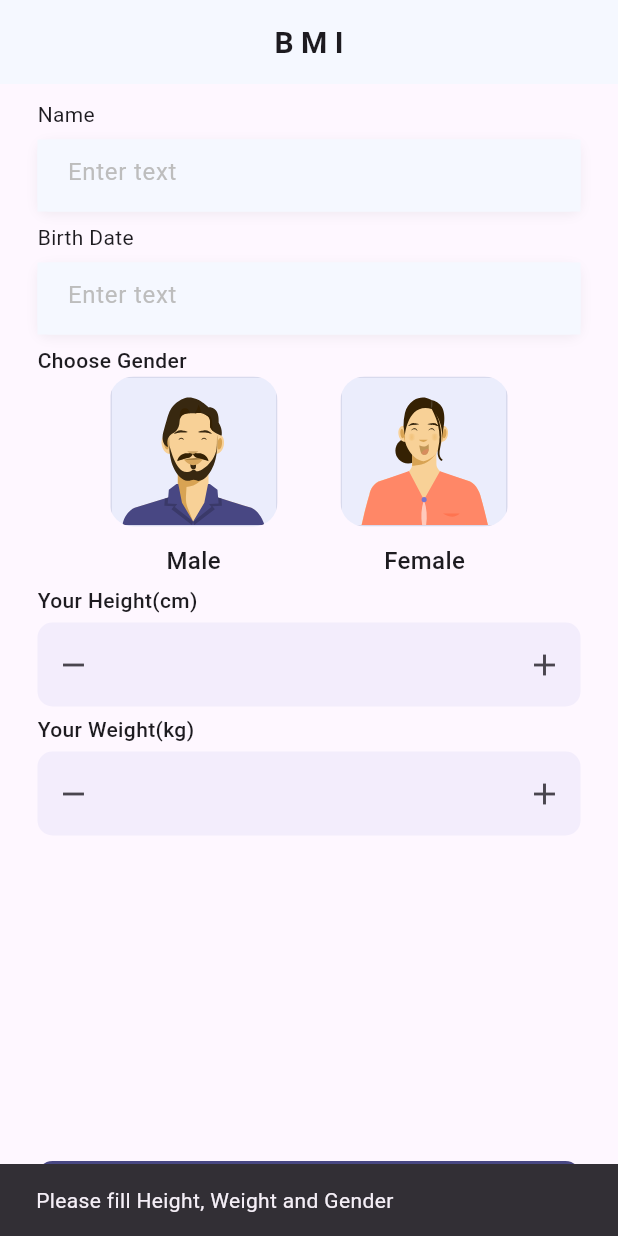
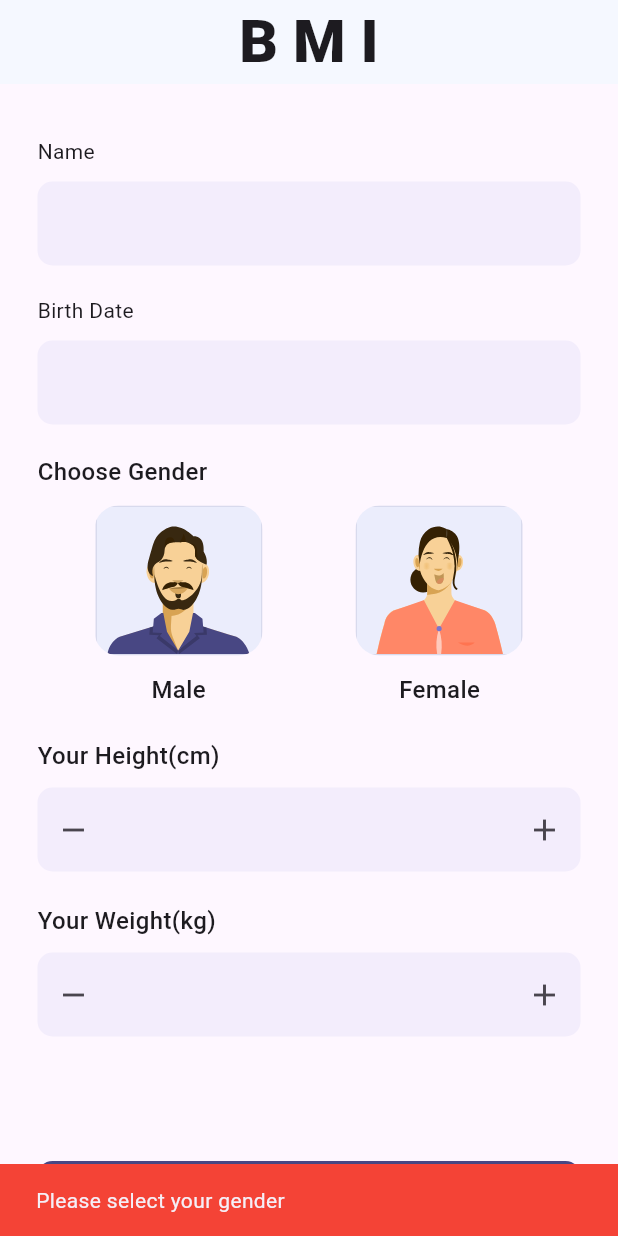
Before and after one commit to Hedra-Nabil/nti__first_app, a Flutter app: the BmiHomeScreen screen opened directly, after a tap on "Calculate BMI", on a phone screen of 412 x 824 dp. Run offline on Flutter 3.47's test engine with Material 3 defaults, Android fonts, the phone set to English and light mode, and no system bars; our stand-ins replace bloc, dio, flutter_bloc, flutter_svg.

Commit message:
validation input from home screen and show error message if input is not valid

```diff
--- a/lib/BMI_APP/Core/features/presentation/Ui_srcreen/bmi_home_screen.dart
+++ b/lib/BMI_APP/Core/features/presentation/Ui_srcreen/bmi_home_screen.dart
@@ -16,6 +16,7 @@ class BmiHomeScreen extends StatefulWidget {
 }
 
 class _BmiHomeScreenState extends State<BmiHomeScreen> {
+  final _formKey = GlobalKey<FormState>();
   TextEditingController nameController = TextEditingController();
   TextEditingController birthDateController = TextEditingController();
   TextEditingController heightController = TextEditingController();
@@ -74,12 +75,22 @@ class _BmiHomeScreenState extends State<BmiHomeScreen> {
   }
 
   void _calculateBMI() {
-    if (heightController.text.isNotEmpty &&
-        weightController.text.isNotEmpty &&
-        genderSelection.isNotEmpty) {
+    String errorMessage = '';
+
+    if (genderSelection.isEmpty) {
+      errorMessage = 'Please select your gender';
+    } else if (!_formKey.currentState!.validate()) {
+      return;
+    }
+
+    if (errorMessage.isNotEmpty) {
+      ScaffoldMessenger.of(context).showSnackBar(
+        SnackBar(content: Text(errorMessage), backgroundColor: Colors.red),
+      );
+      return;
+    }
+
     String userName = nameController.text.trim();
-
-
     context.read<BmiResultCubit>().getBmiRes(
       height: heightController.text,
       weight: weightController.text,
@@ -87,11 +98,6 @@ class _BmiHomeScreenState extends State<BmiHomeScreen> {
       gender: genderSelection,
       name: userName.isEmpty ? 'User' : userName,
     );
-    } else {
-      ScaffoldMessenger.of(context).showSnackBar(
-        SnackBar(content: Text('Please fill Height, Weight and Gender')),
-      );
-    }
   }
 
   @override
@@ -120,12 +126,14 @@ class _BmiHomeScreenState extends State<BmiHomeScreen> {
         appBar: AppBar(
           title: Text(
             'B M I',
-            style: TextStyle(fontSize: 20.0, fontWeight: FontWeight.w600),
+            style: TextStyle(fontSize: 40.0, fontWeight: FontWeight.w900),
           ),
           centerTitle: true,
           backgroundColor: AppColor.lightBlue,
         ),
-        body: BlocBuilder<BmiResultCubit, BmiResultState>(
+        body: Form(
+          key: _formKey,
+          child: BlocBuilder<BmiResultCubit, BmiResultState>(
             builder: (context, state) {
               return SingleChildScrollView(
                 child: SizedBox(
@@ -135,30 +143,66 @@ class _BmiHomeScreenState extends State<BmiHomeScreen> {
                     padding: const EdgeInsets.symmetric(horizontal: 25),
                     child: Column(
                       children: [
-                      SizedBox(height: 10),
+                        SizedBox(height: 35),
                         Row(
                           mainAxisAlignment: MainAxisAlignment.start,
                           children: [Text('Name')],
                         ),
-                      SizedBox(height: 7),
-                      CustomTextFormField(controller: nameController),
-                      SizedBox(height: 7),
+                        SizedBox(height: 10),
+                        TextFormField(
+                          controller: nameController,
+                          decoration: InputDecoration(
+                            filled: true,
+                            fillColor: AppColor.lightBlue2,
+                            focusedBorder: OutlineInputBorder(
+                              borderRadius: BorderRadius.all(
+                                Radius.circular(10),
+                              ),
+                              borderSide: BorderSide.none,
+                            ),
+                            enabledBorder: OutlineInputBorder(
+                              borderRadius: BorderRadius.all(
+                                Radius.circular(10),
+                              ),
+                              borderSide: BorderSide.none,
+                            ),
+                          ),
+                        ),
+                        SizedBox(height: 20),
                         Row(children: [Text('Birth Date')]),
-                      SizedBox(height: 7),
-                      CustomTextFormField(controller: birthDateController),
-                      SizedBox(height: 7),
+                        SizedBox(height: 10),
+                        TextFormField(
+                          controller: birthDateController,
+                          decoration: InputDecoration(
+                            filled: true,
+                            fillColor: AppColor.lightBlue2,
+                            focusedBorder: OutlineInputBorder(
+                              borderRadius: BorderRadius.all(
+                                Radius.circular(10),
+                              ),
+                              borderSide: BorderSide.none,
+                            ),
+                            enabledBorder: OutlineInputBorder(
+                              borderRadius: BorderRadius.all(
+                                Radius.circular(10),
+                              ),
+                              borderSide: BorderSide.none,
+                            ),
+                          ),
+                        ),
+                        SizedBox(height: 20),
                         Row(
                           children: [
                             Text(
                               'Choose Gender',
                               style: TextStyle(
-                              fontSize: 14,
+                                fontSize: 16,
                                 fontWeight: FontWeight.w500,
                               ),
                             ),
                           ],
                         ),
-                      //SizedBox(height: 10),
+                        SizedBox(height: 10),
                         Row(
                           mainAxisAlignment: MainAxisAlignment.center,
                           children: [
@@ -167,7 +211,7 @@ class _BmiHomeScreenState extends State<BmiHomeScreen> {
                               gender: 'male',
                               label: 'Male',
                             ),
-                          SizedBox(width: 40),
+                            SizedBox(width: 60),
                             _buildGenderSelection(
                               imagePath: AppImage.femaleImage,
                               gender: 'female',
@@ -175,37 +219,37 @@ class _BmiHomeScreenState extends State<BmiHomeScreen> {
                             ),
                           ],
                         ),
-                      SizedBox(height: 5),
+                        SizedBox(height: 21),
                         Row(
                           children: [
                             Text(
                               'Your Height(cm)',
                               style: TextStyle(
-                              fontSize: 14,
+                                fontSize: 16,
                                 fontWeight: FontWeight.w500,
                               ),
                             ),
                           ],
                         ),
-                      SizedBox(height: 5),
+                        SizedBox(height: 10),
                         _buildNumberField(
                           controller: heightController,
                           onIncrement: _incrementHeight,
                           onDecrement: _decrementHeight,
                         ),
-                      SizedBox(height: 5),
+                        SizedBox(height: 21),
                         Row(
                           children: [
                             Text(
                               'Your Weight(kg)',
                               style: TextStyle(
-                              fontSize: 14,
+                                fontSize: 16,
                                 fontWeight: FontWeight.w500,
                               ),
                             ),
                           ],
                         ),
-                      SizedBox(height: 5),
+                        SizedBox(height: 10),
                         _buildNumberField(
                           controller: weightController,
                           onIncrement: _incrementWeight,
@@ -225,7 +269,9 @@ class _BmiHomeScreenState extends State<BmiHomeScreen> {
                                   state is BmiResLoading
                                       ? Colors.grey
                                       : AppColor.purpl2,
-                            borderRadius: BorderRadius.all(Radius.circular(10)),
+                              borderRadius: BorderRadius.all(
+                                Radius.circular(10),
+                              ),
                             ),
                             child: Row(
                               mainAxisAlignment: MainAxisAlignment.center,
@@ -256,6 +302,7 @@ class _BmiHomeScreenState extends State<BmiHomeScreen> {
                 ),
               );
             },
+          ),
         ),
       ),
     );
@@ -314,6 +361,16 @@ class _BmiHomeScreenState extends State<BmiHomeScreen> {
         ),
         suffixIcon: GestureDetector(onTap: onIncrement, child: Icon(Icons.add)),
       ),
+      validator: (value) {
+        if (value == null || value.trim().isEmpty) {
+          return 'This field is required';
+        }
+        double? number = double.tryParse(value.trim());
+        if (number == null) {
+          return 'Please enter a valid number';
+        }
+        return null;
+      },
     );
   }
 }
--- a/lib/BMI_APP/Core/features/presentation/Ui_srcreen/bmi_result.dart
+++ b/lib/BMI_APP/Core/features/presentation/Ui_srcreen/bmi_result.dart
@@ -21,7 +21,7 @@ class BmiResult extends StatelessWidget {
   Widget build(BuildContext context) {
     return Scaffold(
       appBar: AppBar(
-        title: Text('BMI Result'),
+        title: Text('BMI Result', style: TextStyle(color: Colors.white)),
         centerTitle: true,
         backgroundColor: AppColor.purpl2,
       ),
```
Lines whose indentation alone changed are shown as unchanged.
